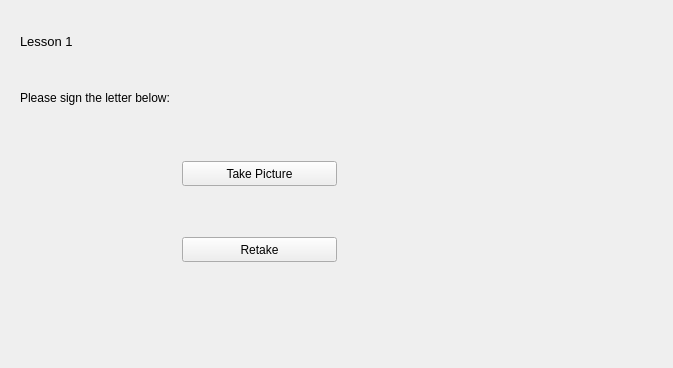
This is lessonGUI.ui in WyattShawDal/ENGM-4620-PyProject as Qt 5 draws it before an edit. The edited form follows.
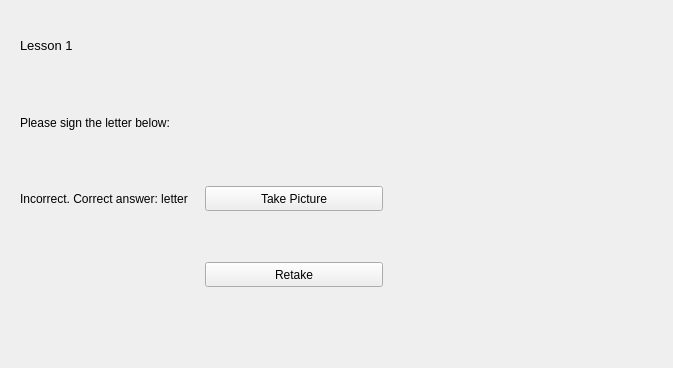
This is the edited form. Icons and pictures are not drawn.

Commit message: Patched Windows file path for loading learner using pathlib.WindowsPath

```diff
--- a/lessonGUI.ui
+++ b/lessonGUI.ui
@@ -13,20 +13,18 @@
   <property name="windowTitle">
    <string>Form</string>
   </property>
-  <widget class="QWidget" name="verticalLayoutWidget">
+  <widget class="QWidget" name="">
    <property name="geometry">
     <rect>
      <x>20</x>
-     <y>20</y>
-     <width>515</width>
-     <height>271</height>
+     <y>10</y>
+     <width>561</width>
+     <height>300</height>
     </rect>
    </property>
-   <layout class="QVBoxLayout" name="verticalLayout_2">
-    <item>
      <layout class="QHBoxLayout" name="horizontalLayout_2">
       <property name="sizeConstraint">
-       <enum>QLayout::SetFixedSize</enum>
+     <enum>QLayout::SetMinimumSize</enum>
       </property>
       <item>
        <layout class="QVBoxLayout" name="verticalLayout">
@@ -68,16 +66,19 @@
          <layout class="QVBoxLayout" name="verticalLayout_3">
           <item>
            <layout class="QHBoxLayout" name="horizontalLayout">
+          <property name="sizeConstraint">
+           <enum>QLayout::SetFixedSize</enum>
+          </property>
             <item>
              <widget class="QLabel" name="promptBox">
               <property name="minimumSize">
                <size>
-                <width>151</width>
+              <width>175</width>
                 <height>70</height>
                </size>
               </property>
               <property name="text">
-               <string/>
+             <string>Incorrect. Correct answer: letter</string>
               </property>
              </widget>
             </item>
@@ -98,6 +99,9 @@
           </item>
           <item>
            <layout class="QHBoxLayout" name="horizontalLayout_3">
+          <property name="sizeConstraint">
+           <enum>QLayout::SetFixedSize</enum>
+          </property>
             <item>
              <widget class="QLabel" name="promptBox_2">
               <property name="minimumSize">
@@ -163,8 +167,6 @@
          <bool>true</bool>
         </property>
        </widget>
-      </item>
-     </layout>
     </item>
    </layout>
   </widget>
```
Lines whose indentation alone changed are shown as unchanged. The commit also changes 3 other files.
